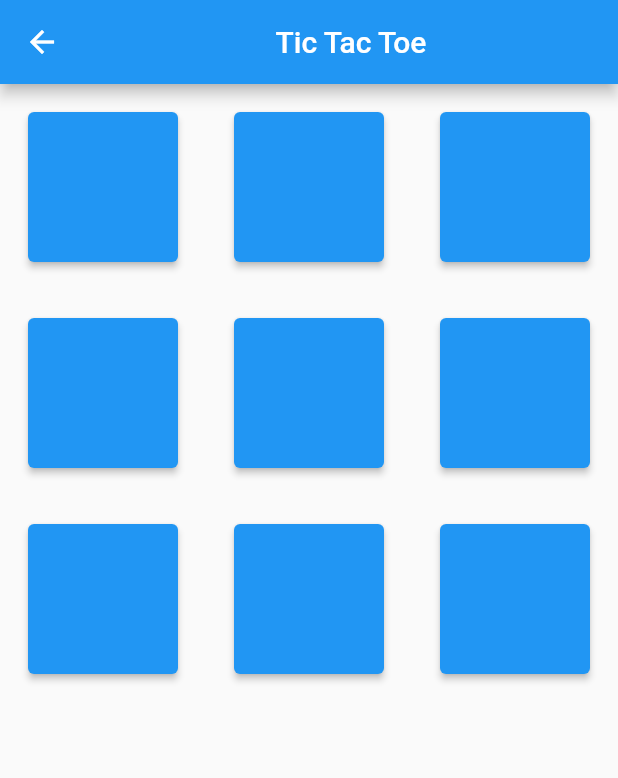
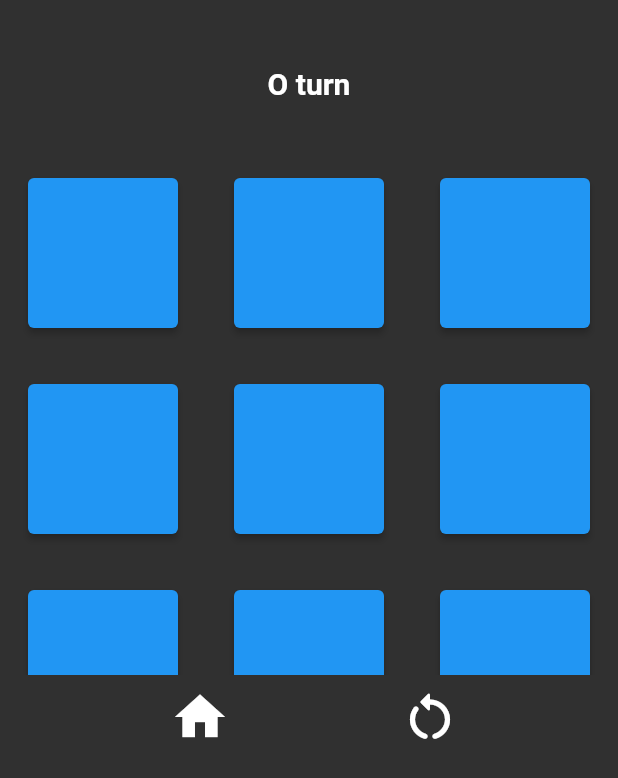
Before and after one commit to Sujan-Koirala021/Tic-tac-toe-Flutter, a Flutter app: the screen it shows after launch, after a tap on "Start Game", on a phone screen of 412 x 824 dp. Shown: the top 778 px of the screen. Run offline on Flutter 3.47's test engine with Material 2 defaults, Android fonts, the phone set to English and light mode, and no system bars.

Commit message:
Game mechanism complete with good ui

```diff
--- a/lib/globals.dart
+++ b/lib/globals.dart
@@ -2,6 +2,8 @@ List buttonList = [];
 List oList = [];
 List xList = [];
 List availableButtonList = [1, 2, 3, 4, 5, 6, 7, 8, 9];
+bool oWins = false;
+bool xWins = false;
 
 List boxText = ["", "", "", "", "", "", "", "", ""];
 bool isOTurn = true;
@@ -25,7 +27,8 @@ void resetGlobals() {
   boxText = ["", "", "", "", "", "", "", "", ""];
   isOTurn = true;
   availableButtonList = [1, 2, 3, 4, 5, 6, 7, 8, 9];
-
+  oWins = false;
+  xWins = false;
 }
 
 void checkWin() {
@@ -35,20 +38,20 @@ void checkWin() {
 
   for (int i = 0; i < ticTacWin.length; i++) {
     //  Check if set contains winning combo
-    bool oWins = oSet.containsAll(ticTacWin[i]);
-    bool xWins = xSet.containsAll(ticTacWin[i]);
-    if (oWins) print("O wins");
-    if (xWins) print("X wins");
+    oWins = oSet.containsAll(ticTacWin[i]);
+    xWins = xSet.containsAll(ticTacWin[i]);
+    if (oWins) break;
+    if (xWins) break;
+    if (!oWins && !xWins && availableButtonList.isEmpty) break;
+
   }
 }
 
 bool isValid(int index) {
-  if (availableButtonList.contains(index))
-  {
+  //  Check if the button is occupied
+  if (availableButtonList.contains(index)) {
     return true;
-  }
-  else
-  {
+  } else {
     return false;
   }
 }
--- a/lib/main.dart
+++ b/lib/main.dart
@@ -15,9 +15,14 @@ class MyApp extends StatelessWidget {
       DeviceOrientation.portraitUp,
       DeviceOrientation.portraitDown,
     ]);
-    return const MaterialApp(
+    return  MaterialApp(
       debugShowCheckedModeBanner: false,
-      home: HomePage(),
+      home: const HomePage(),
+      theme: ThemeData(
+        //  App theme
+        brightness: Brightness.dark,
+        primaryColor: Colors.lightGreen[800],// Colors.amber[800]
+      ),
     );
   }
 }
--- a/lib/pages/game_page.dart
+++ b/lib/pages/game_page.dart
@@ -1,4 +1,5 @@
 import 'package:flutter/material.dart';
+import 'package:tik_tac_toe/pages/home_page.dart';
 
 import '../globals.dart' as globals;
 
@@ -10,6 +11,54 @@ class GamePage extends StatefulWidget {
 }
 
 class _GamePageState extends State<GamePage> {
+  void _showDialog(String dialogText) {
+    // flutter defined function
+    showDialog(
+      context: context,
+      builder: (BuildContext context) {
+        // return object of type Dialog
+        return AlertDialog(
+          title: Text('Game Over'),
+          content: Text(dialogText),
+          actions: <Widget>[
+            TextButton(
+              child: Text("Home"),
+              onPressed: () {
+                Navigator.push(context,
+                    MaterialPageRoute(builder: (context) => HomePage()));
+              },
+            ),
+            // usually buttons at the bottom of the dialog
+            TextButton(
+              child: Text("Play Again"),
+              onPressed: () {
+                Navigator.of(context).pop();
+                setState(() {
+                  globals.resetGlobals();
+                });
+              },
+            ),
+          ],
+        );
+      },
+    );
+  }
+
+  Widget _displayTurn(String turnText) {
+    return Container(
+      child: Text(
+        turnText,
+        textAlign: TextAlign.center,
+        style: const TextStyle(
+          fontWeight: FontWeight.bold,
+          fontSize: 20,
+        ),
+      ),
+      height: 100,
+      padding: EdgeInsets.all(4),
+    );
+  }
+
   Widget _box(var index) {
     return ElevatedButton(
         style: ElevatedButton.styleFrom(
@@ -23,7 +72,6 @@ class _GamePageState extends State<GamePage> {
               globals.boxText[index - 1] = "O";
               globals.availableButtonList.remove(index);
               globals.isOTurn = !globals.isOTurn;
-
             }
             if (!globals.isOTurn && globals.isValid(index)) {
               {
@@ -31,29 +79,50 @@ class _GamePageState extends State<GamePage> {
                 globals.boxText[index - 1] = "X";
                 globals.availableButtonList.remove(index);
                 globals.isOTurn = !globals.isOTurn;
-
               }
             }
           });
           globals.checkWin();
+          if (globals.oWins) _showDialog('O Wins');
+          if (globals.xWins) _showDialog('X Wins');
+          if (!globals.oWins &&
+              !globals.xWins &&
+              globals.availableButtonList.isEmpty) _showDialog('Draw');
+
           print(globals.oList);
           print(globals.xList);
         },
         child: Padding(
           padding: const EdgeInsets.all(20),
-          child: Text(globals.boxText[index - 1]),
+          child: Text(
+            globals.boxText[index - 1],
+            style: const TextStyle(
+              fontWeight: FontWeight.bold,
+              fontSize: 24,
+            ),
+          ),
         ));
   }
 
   @override
   Widget build(BuildContext context) {
     return Scaffold(
-      appBar: AppBar(
-        title: const Center(
-          child: Text('Tic Tac Toe'),
+      body: Center(
+        child: Column(
+          children: [
+            const SizedBox(height: 40), //  To maintain spacing
+
+            ConstrainedBox(
+                constraints: const BoxConstraints(
+                  minHeight: 20.0,
+                  maxHeight: 40.0,
                 ),
-      ),
-      body: Center(
+                child: globals.isOTurn
+                    ? _displayTurn('O turn')
+                    : _displayTurn('X turn')),
+            const SizedBox(height: 20), //  To maintain spacing
+            SizedBox(
+              height: 350,
               child: GridView.count(
                 crossAxisCount: 3,
                 children: List.generate(9, (index) {
@@ -62,7 +131,43 @@ class _GamePageState extends State<GamePage> {
                     child: _box(index),
                   );
                 }),
-      )),
+              ),
+            ),
+            Row(
+              children: [
+          IconButton(
+              onPressed: () {
+                Navigator.push(context,
+                    MaterialPageRoute(builder: (context) => HomePage()));
+              },
+              icon: Icon(
+                Icons.home,
+                size: 40.0,
+                textDirection: TextDirection.ltr,
+                semanticLabel: 'Home',
+              ),
+            ),
+            IconButton(
+              onPressed: () {
+                setState(() {
+                  globals.resetGlobals();
+                });
+              },
+              icon: Icon(
+                Icons.restart_alt_rounded,
+                size: 40.0,
+                textDirection: TextDirection.ltr,
+                semanticLabel: 'Restart',
+              ),
+            ),
+
+              ],
+              mainAxisAlignment: MainAxisAlignment.spaceEvenly,
+            ),
+
+          ],
+        ),
+      ),
     );
   }
 }
--- a/lib/pages/home_page.dart
+++ b/lib/pages/home_page.dart
@@ -26,12 +26,6 @@ class _HomePageState extends State<HomePage> {
 
   Widget _button(String buttonText) {
     return ElevatedButton(
-      child: Text(
-        buttonText,
-        style: TextStyle(
-          fontSize: 20,
-        ),
-      ),
       onPressed: () {
         if (buttonText == 'Exit Game') {
           exitGame();
@@ -40,8 +34,20 @@ class _HomePageState extends State<HomePage> {
         }
         globals.resetGlobals();
       },
+
+      child :Padding(
+        padding: const EdgeInsets.symmetric(vertical: 15.0, horizontal: 10),
+        child: Text(
+        buttonText,
+        style: TextStyle(
+          fontSize: 20,
+        ),
+      ),
+      ),
+
+
       style: ElevatedButton.styleFrom(
-        backgroundColor: Colors.amber[800],
+        backgroundColor: Colors.red[200],
         shape: StadiumBorder(),
       ),
     );
@@ -53,12 +59,17 @@ class _HomePageState extends State<HomePage> {
         title: const Center(
           child: Text('Tic Tac Toe'),
         ),
+        automaticallyImplyLeading: false,
+        backgroundColor: Colors.green[400],
       ),
       body: Center(
         child: Column(
+            crossAxisAlignment: CrossAxisAlignment.center,
+            mainAxisAlignment: MainAxisAlignment.center,
           children: [
             _button('Start Game'),
-            _button('Exit Game'),
+            const SizedBox(height : 30),
+            _button('Exit'),
           ],
         ),
       ),
--- a/pubspec.yaml
+++ b/pubspec.yaml
@@ -60,8 +60,8 @@ flutter:
   uses-material-design: true
 
   # To add assets to your application, add an assets section, like this:
-  # assets:
-  #   - images/a_dot_burr.jpeg
+  assets:
+    - assets/images/
   #   - images/a_dot_ham.jpeg
 
   # An image asset can refer to one or more resolution-specific "variants", see
```
Also changed, not shown: 1 other file. Lines whose indentation alone changed are shown as unchanged.
